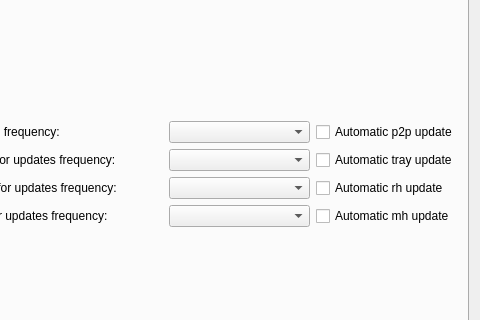
This is hub/forms/DlgSettings.ui in subutai-io/control-center as Qt 5 draws it before an edit; both pictures show x 142 to 622 and y 192 to 512 of the 622 by 737 pixel window. The edited form follows.
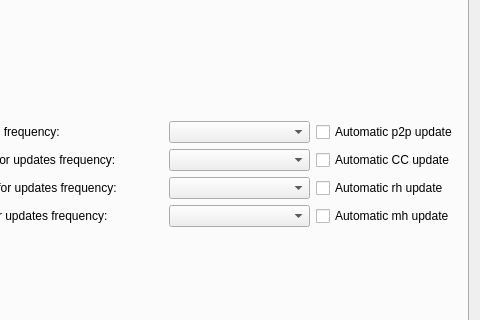
This is the edited form. The open tabs and pages were chosen to show the change. Icons and pictures are not drawn.

Commit message: info plist versions

What changed in the file:
```diff
--- a/hub/forms/DlgSettings.ui
+++ b/hub/forms/DlgSettings.ui
@@ -818,7 +818,7 @@
            <item row="1" column="2">
             <widget class="QCheckBox" name="chk_tray_autoupdate">
              <property name="text">
-              <string>Automatic tray update</string>
+              <string>Automatic CC update</string>
              </property>
             </widget>
            </item>
```
The commit also changes 2 other files.
